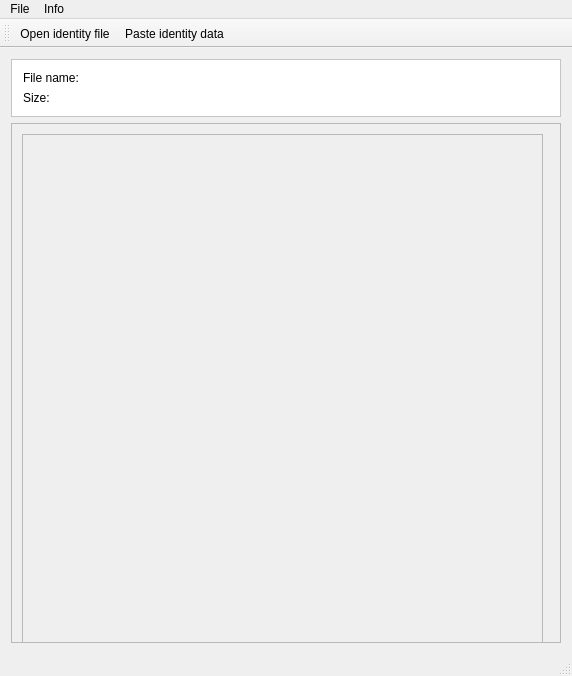
Qt form mainwindow.ui (sqrldev/IdTool) before a commit.
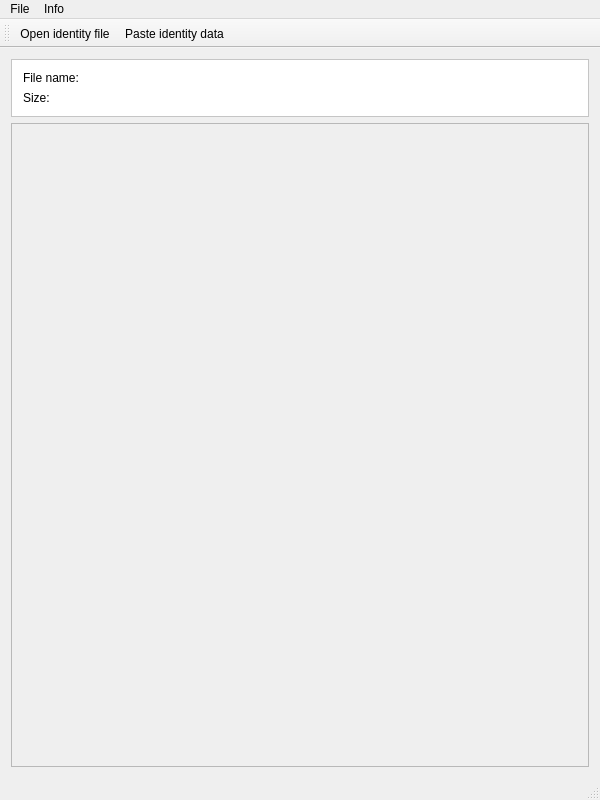
The same form after that commit. Icons and pictures are not drawn.

Commit message: UIBuilder layout starts working

The edit to the form file:
```diff
--- a/mainwindow.ui
+++ b/mainwindow.ui
@@ -6,10 +6,22 @@
    <rect>
     <x>0</x>
     <y>0</y>
-    <width>572</width>
-    <height>676</height>
+    <width>600</width>
+    <height>800</height>
    </rect>
   </property>
+  <property name="sizePolicy">
+   <sizepolicy hsizetype="Preferred" vsizetype="Preferred">
+    <horstretch>0</horstretch>
+    <verstretch>0</verstretch>
+   </sizepolicy>
+  </property>
+  <property name="minimumSize">
+   <size>
+    <width>600</width>
+    <height>800</height>
+   </size>
+  </property>
   <property name="windowTitle">
    <string>IdTool - View and manipulate SQRL identities</string>
   </property>
@@ -99,6 +111,12 @@
     </item>
     <item>
      <widget class="QScrollArea" name="scrollArea">
+      <property name="sizePolicy">
+       <sizepolicy hsizetype="Preferred" vsizetype="MinimumExpanding">
+        <horstretch>0</horstretch>
+        <verstretch>0</verstretch>
+       </sizepolicy>
+      </property>
       <property name="widgetResizable">
        <bool>true</bool>
       </property>
@@ -107,26 +125,10 @@
         <rect>
          <x>0</x>
          <y>0</y>
-         <width>552</width>
-         <height>519</height>
+         <width>580</width>
+         <height>643</height>
         </rect>
        </property>
-       <widget class="QFrame" name="frame">
-        <property name="geometry">
-         <rect>
-          <x>10</x>
-          <y>10</y>
-          <width>521</width>
-          <height>581</height>
-         </rect>
-        </property>
-        <property name="frameShape">
-         <enum>QFrame::StyledPanel</enum>
-        </property>
-        <property name="frameShadow">
-         <enum>QFrame::Raised</enum>
-        </property>
-       </widget>
       </widget>
      </widget>
     </item>
@@ -137,7 +139,7 @@
     <rect>
      <x>0</x>
      <y>0</y>
-     <width>572</width>
+     <width>600</width>
      <height>21</height>
     </rect>
    </property>
```
The commit also changes 2 other files.
